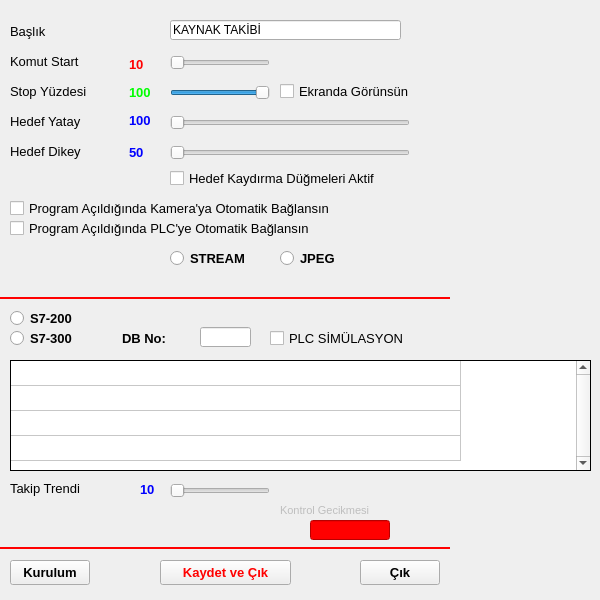
First picture: the form in settingsform.ui, repository alikanarya/JTW, before the edit.
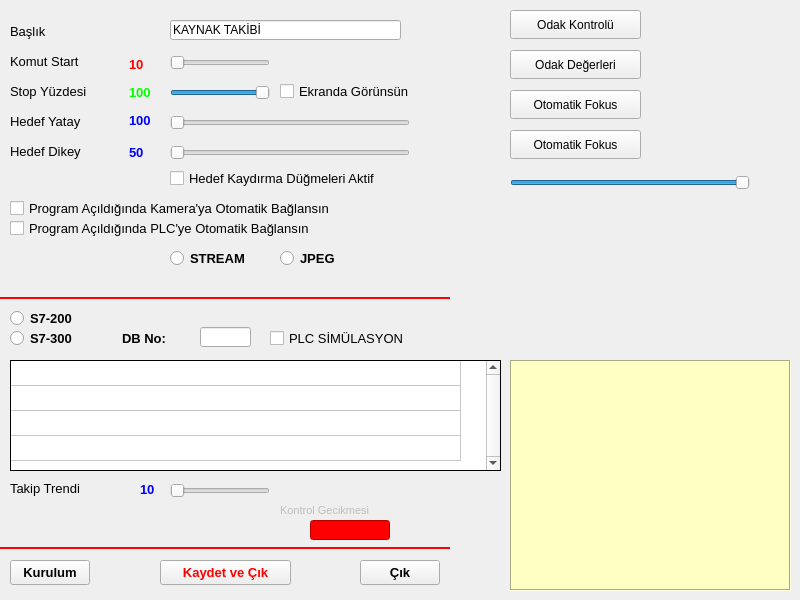
Second picture: the form after the edit. Icons and pictures are not drawn.

Diff of the .ui file:
```diff
--- a/settingsform.ui
+++ b/settingsform.ui
@@ -9,7 +9,7 @@
    <rect>
     <x>0</x>
     <y>0</y>
-    <width>600</width>
+    <width>800</width>
     <height>600</height>
    </rect>
   </property>
@@ -21,13 +21,13 @@
   </property>
   <property name="minimumSize">
    <size>
-    <width>600</width>
+    <width>800</width>
     <height>600</height>
    </size>
   </property>
   <property name="maximumSize">
    <size>
-    <width>600</width>
+    <width>800</width>
     <height>600</height>
    </size>
   </property>
@@ -190,7 +190,7 @@
     <rect>
      <x>10</x>
      <y>360</y>
-     <width>581</width>
+     <width>491</width>
      <height>111</height>
     </rect>
    </property>
@@ -1022,6 +1022,119 @@
     <string notr="true">camStreamGroup</string>
    </attribute>
   </widget>
+  <widget class="QPushButton" name="apiCheckFocus">
+   <property name="geometry">
+    <rect>
+     <x>510</x>
+     <y>10</y>
+     <width>131</width>
+     <height>29</height>
+    </rect>
+   </property>
+   <property name="text">
+    <string>Odak Kontrolü</string>
+   </property>
+  </widget>
+  <widget class="QPushButton" name="apiFocusStatus">
+   <property name="geometry">
+    <rect>
+     <x>510</x>
+     <y>50</y>
+     <width>131</width>
+     <height>29</height>
+    </rect>
+   </property>
+   <property name="text">
+    <string>Odak Değerleri</string>
+   </property>
+  </widget>
+  <widget class="QPlainTextEdit" name="plainTextEdit">
+   <property name="geometry">
+    <rect>
+     <x>510</x>
+     <y>360</y>
+     <width>281</width>
+     <height>231</height>
+    </rect>
+   </property>
+   <property name="font">
+    <font>
+     <pointsize>7</pointsize>
+    </font>
+   </property>
+   <property name="styleSheet">
+    <string notr="true">background-color: rgb(255, 255, 195);</string>
+   </property>
+   <property name="frameShape">
+    <enum>QFrame::Box</enum>
+   </property>
+   <property name="frameShadow">
+    <enum>QFrame::Sunken</enum>
+   </property>
+   <property name="lineWidth">
+    <number>1</number>
+   </property>
+   <property name="verticalScrollBarPolicy">
+    <enum>Qt::ScrollBarAlwaysOff</enum>
+   </property>
+   <property name="readOnly">
+    <bool>true</bool>
+   </property>
+  </widget>
+  <widget class="QPushButton" name="apiAutoFocus">
+   <property name="geometry">
+    <rect>
+     <x>510</x>
+     <y>90</y>
+     <width>131</width>
+     <height>29</height>
+    </rect>
+   </property>
+   <property name="text">
+    <string>Otomatik Fokus</string>
+   </property>
+  </widget>
+  <widget class="QPushButton" name="apiAutoFocus_2">
+   <property name="geometry">
+    <rect>
+     <x>510</x>
+     <y>130</y>
+     <width>131</width>
+     <height>29</height>
+    </rect>
+   </property>
+   <property name="text">
+    <string>Otomatik Fokus</string>
+   </property>
+  </widget>
+  <widget class="QSlider" name="manFocusSlider">
+   <property name="geometry">
+    <rect>
+     <x>510</x>
+     <y>170</y>
+     <width>240</width>
+     <height>25</height>
+    </rect>
+   </property>
+   <property name="minimum">
+    <number>0</number>
+   </property>
+   <property name="maximum">
+    <number>100</number>
+   </property>
+   <property name="singleStep">
+    <number>1</number>
+   </property>
+   <property name="pageStep">
+    <number>5</number>
+   </property>
+   <property name="value">
+    <number>100</number>
+   </property>
+   <property name="orientation">
+    <enum>Qt::Horizontal</enum>
+   </property>
+  </widget>
  </widget>
  <resources>
   <include location="icons.qrc"/>
```
